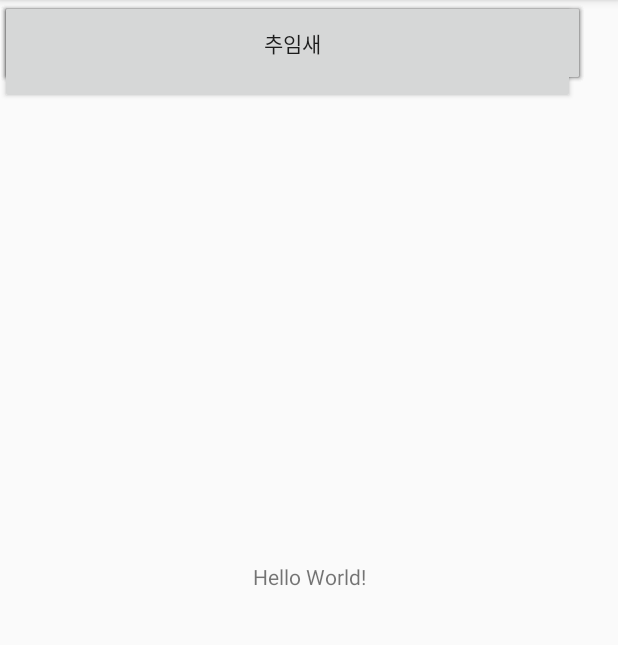
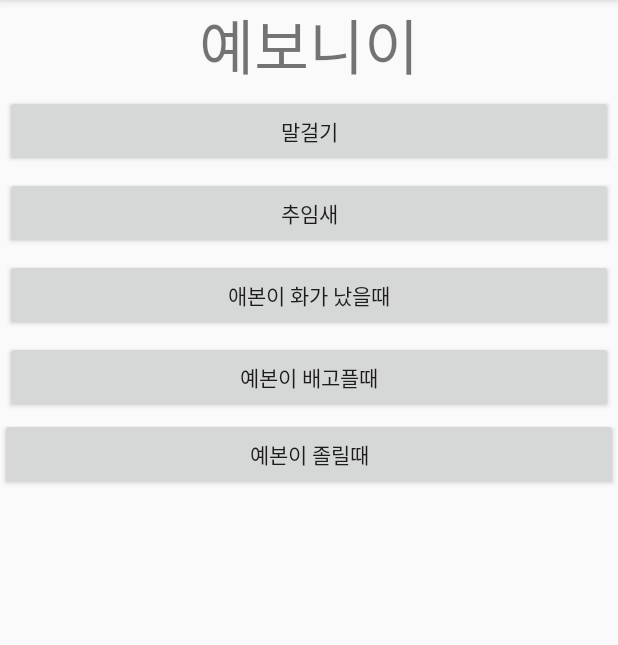
Before and after one commit to blueforest529/friend_simulator, an Android app: the screen it shows after launch (MainActivity), on a phone screen of 412 x 824 dp, the part 84-729 px from its top. Run offline under Robolectric (Android 15) with nearby library versions, the phone set to English and light mode, and no system bars.

Commit message:
#7 리니어 레이아웃으로 레이아웃 변경

```diff
--- a/app/src/main/res/layout/activity_main.xml
+++ b/app/src/main/res/layout/activity_main.xml
@@ -1,60 +1,54 @@
 <?xml version="1.0" encoding="utf-8"?>
-<android.support.constraint.ConstraintLayout xmlns:android="http://schemas.android.com/apk/res/android"
+<LinearLayout
+
+    xmlns:android="http://schemas.android.com/apk/res/android"
     xmlns:app="http://schemas.android.com/apk/res-auto"
     xmlns:tools="http://schemas.android.com/tools"
+    android:orientation="vertical"
     android:layout_width="match_parent"
     android:layout_height="match_parent"
     tools:context="kr.hs.e_mirim.cheong.yebonlee.MainActivity">
 
     <TextView
-        android:layout_width="wrap_content"
+        android:layout_width="match_parent"
         android:layout_height="wrap_content"
-        android:text="Hello World!"
-        app:layout_constraintBottom_toBottomOf="parent"
-        app:layout_constraintLeft_toLeftOf="parent"
-        app:layout_constraintRight_toRightOf="parent"
-        app:layout_constraintTop_toTopOf="parent" />
+        android:gravity="center"
+        android:textSize="40sp"
+        android:text="예보니이" />
 
     <Button
         android:id="@+id/button1"
-        android:layout_width="383dp"
-        android:layout_height="69dp"
-        android:text="말걸기"
-        tools:layout_editor_absoluteX="0dp"
-        tools:layout_editor_absoluteY="200dp"
-        android:layout_marginRight="8dp" />
+        android:layout_width="match_parent"
+        android:layout_height="wrap_content"
+        android:layout_margin="3dp"
+        android:text="말걸기" />
+
+    <Button
+        android:id="@+id/button3"
+        android:layout_width="match_parent"
+        android:layout_margin="3dp"
+        android:layout_height="wrap_content"
+        android:text="추임새"/>
+
+    <Button
+        android:id="@+id/button4"
+        android:layout_margin="3dp"
+        android:layout_width="match_parent"
+        android:layout_height="wrap_content"
+        android:text="애본이 화가 났을때" />
+
+    <Button
+        android:id="@+id/button5"
+        android:layout_margin="3dp"
+        android:layout_width="match_parent"
+        android:layout_height="wrap_content"
+        android:text="예본이 배고플때"/>
 
     <Button
         android:id="@+id/button2"
-        android:layout_width="390dp"
-        android:layout_height="57dp"
-        android:text="추임새"
-        tools:layout_editor_absoluteX="-7dp"
-        tools:layout_editor_absoluteY="134dp" />
-
-    <Button
-        android:id="@+id/button2"
-        android:layout_width="390dp"
-        android:layout_height="57dp"
-        android:text="깨윽;"
-        tools:layout_editor_absoluteX="-7dp"
-        tools:layout_editor_absoluteY="134dp" />
-
-    <Button
-        android:id="@+id/button2"
-        android:layout_width="390dp"
-        android:layout_height="57dp"
-        android:text="추임새"
-        tools:layout_editor_absoluteX="-7dp"
-        tools:layout_editor_absoluteY="134dp" />
-
-    <Button
-        android:id="@+id/button2"
-        android:layout_width="390dp"
-        android:layout_height="57dp"
-        android:text="추임새"
-        tools:layout_editor_absoluteX="-7dp"
-        tools:layout_editor_absoluteY="134dp" />
+        android:layout_width="match_parent"
+        android:layout_height="wrap_content"
+        android:text="예본이 졸릴때" />
 
 
-</android.support.constraint.ConstraintLayout>
+</LinearLayout>
```
